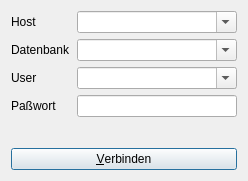
Before: the Qt Designer form ui/connectDlg.ui in flurl/lagerManager, drawn with Qt 5.
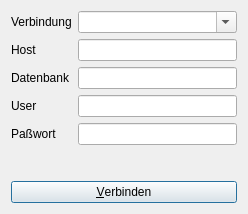
After: the same form once the commit is applied.

Commit message: verbindungsdialog überarbeitet, auwahl der verbindungen funktioniert jetzt

Diff of the .ui file:
```diff
--- a/ui/connectDlg.ui
+++ b/ui/connectDlg.ui
@@ -7,7 +7,7 @@
     <x>0</x>
     <y>0</y>
     <width>248</width>
-    <height>181</height>
+    <height>214</height>
    </rect>
   </property>
   <property name="windowTitle">
@@ -21,48 +21,41 @@
        <property name="fieldGrowthPolicy">
         <enum>QFormLayout::AllNonFixedFieldsGrow</enum>
        </property>
-       <item row="1" column="0">
+       <item row="2" column="0">
         <widget class="QLabel" name="label_2">
          <property name="text">
           <string>Datenbank</string>
          </property>
         </widget>
        </item>
-       <item row="3" column="0">
+       <item row="4" column="0">
         <widget class="QLabel" name="label_4">
          <property name="text">
           <string>Paßwort</string>
          </property>
         </widget>
        </item>
-       <item row="3" column="1">
-        <widget class="QLineEdit" name="lineEdit_pw">
-         <property name="echoMode">
-          <enum>QLineEdit::PasswordEchoOnEdit</enum>
-         </property>
-        </widget>
-       </item>
-       <item row="1" column="1">
-        <widget class="QComboBox" name="comboBox_db">
-         <property name="editable">
-          <bool>true</bool>
-         </property>
-        </widget>
-       </item>
-       <item row="0" column="0">
+       <item row="1" column="0">
         <widget class="QLabel" name="label">
          <property name="text">
           <string>Host</string>
          </property>
         </widget>
        </item>
-       <item row="2" column="0">
+       <item row="3" column="0">
         <widget class="QLabel" name="label_3">
          <property name="text">
           <string>User</string>
          </property>
         </widget>
        </item>
+       <item row="0" column="0">
+        <widget class="QLabel" name="label_5">
+         <property name="text">
+          <string>Verbindung</string>
+         </property>
+        </widget>
+       </item>
        <item row="0" column="1">
         <widget class="QComboBox" name="comboBox_host">
          <property name="editable">
@@ -70,12 +63,17 @@
          </property>
         </widget>
        </item>
+       <item row="1" column="1">
+        <widget class="QLineEdit" name="lineEdit_host"/>
+       </item>
        <item row="2" column="1">
-        <widget class="QComboBox" name="comboBox_user">
-         <property name="editable">
-          <bool>true</bool>
-         </property>
-        </widget>
+        <widget class="QLineEdit" name="lineEdit_db"/>
+       </item>
+       <item row="3" column="1">
+        <widget class="QLineEdit" name="lineEdit_user"/>
+       </item>
+       <item row="4" column="1">
+        <widget class="QLineEdit" name="lineEdit_pw"/>
        </item>
       </layout>
      </item>
```
Left out of the diff: 6 changed lines with no effect on the pictures. The commit also changes 2 other files.
